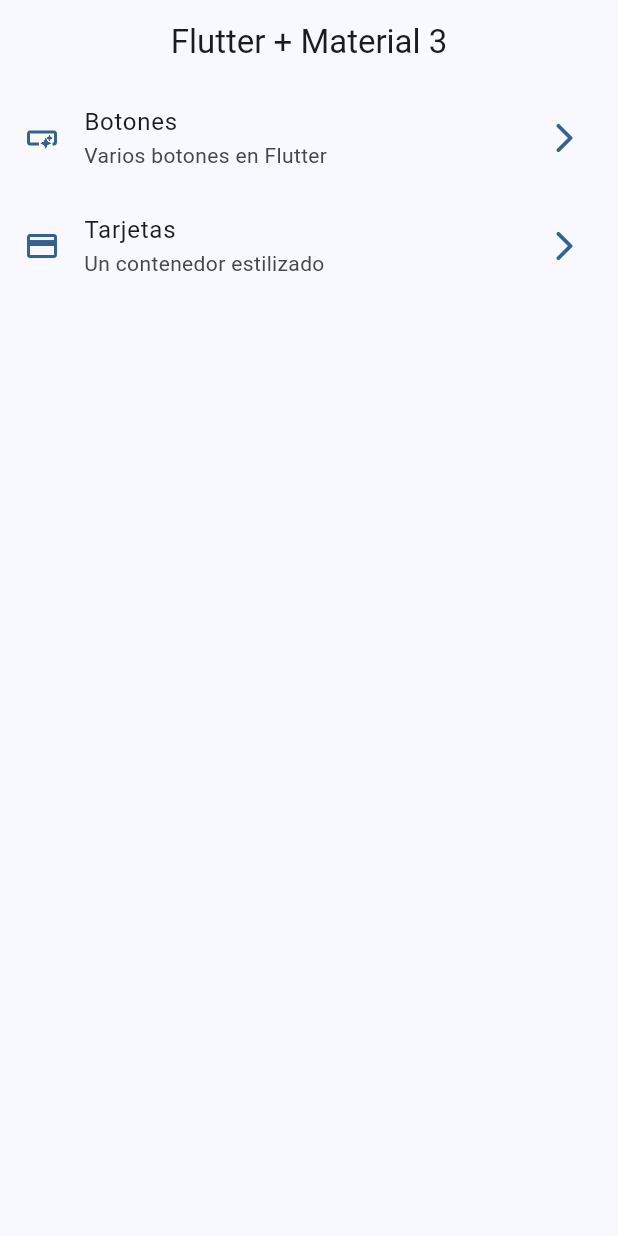
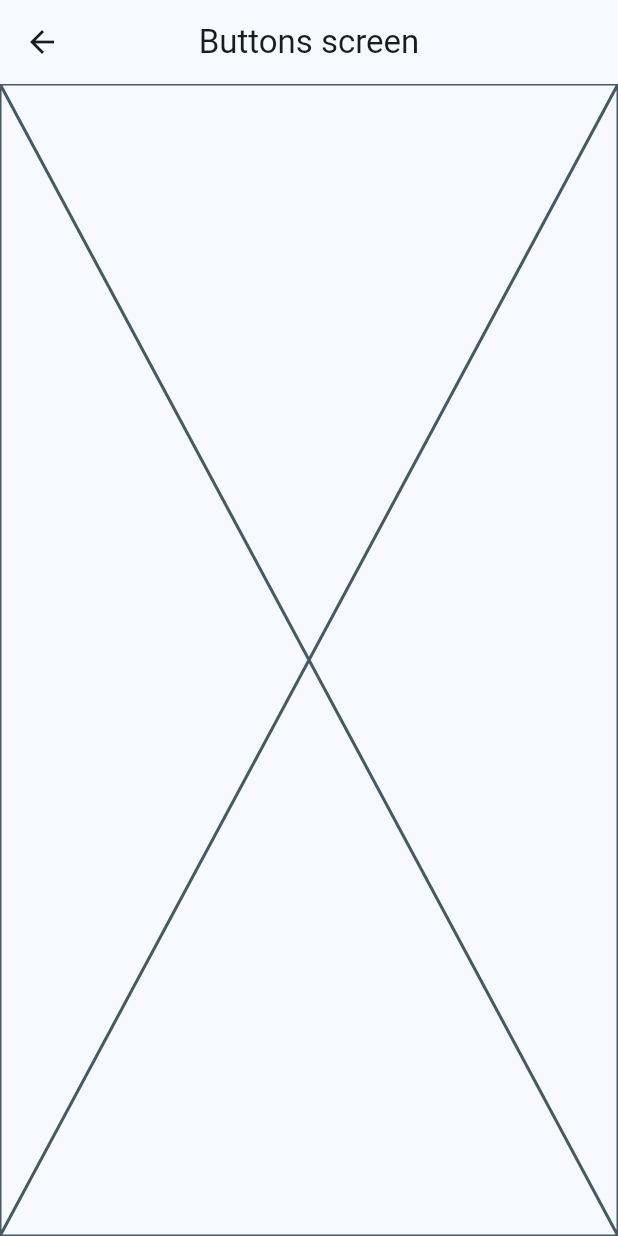
Before and after one commit to psuar92/widgets_app, a Flutter app: the screen it shows after launch, after a tap on "Botones", on a phone screen of 412 x 824 dp. Run offline on Flutter 3.47's test engine with Material 3 defaults, Android fonts, the phone set to English and light mode, and no system bars.

```diff
--- a/lib/config/menu/menu_items.dart
+++ b/lib/config/menu/menu_items.dart
@@ -23,6 +23,6 @@ const appMenuItems = <MenuItem>[
   MenuItem(
       title: 'Tarjetas',
       subTitle: 'Un contenedor estilizado',
-      link: '/card',
+      link: '/cards',
       icon: Icons.credit_card),
 ];
--- a/lib/main.dart
+++ b/lib/main.dart
@@ -1,5 +1,7 @@
 import 'package:flutter/material.dart';
 import 'package:widgets_app/config/theme/app_theme.dart';
+import 'package:widgets_app/presentation/screens/buttons/buttons_screen.dart';
+import 'package:widgets_app/presentation/screens/cards/cards_screen.dart';
 import 'package:widgets_app/presentation/screens/home/home_screen.dart';
 
 void main() {
@@ -15,6 +17,10 @@ class MainApp extends StatelessWidget {
       debugShowCheckedModeBanner: false,
       theme: AppTheme(selectedColor: 0).getTheme(),
       home: const HomeScreen(),
+      routes: {
+        '/buttons': (context) => const ButtonsScreen(),
+        '/cards': (context) => const CardsScreen(),
+      },
     );
   }
 }
--- /dev/null
+++ b/lib/presentation/screens/buttons/buttons_screen.dart
@@ -0,0 +1,15 @@
+import 'package:flutter/material.dart';
+
+class ButtonsScreen extends StatelessWidget {
+  const ButtonsScreen({super.key});
+
+  @override
+  Widget build(BuildContext context) {
+    return Scaffold(
+      appBar: AppBar(
+        title: const Text('Buttons screen'),
+      ),
+      body: const Placeholder(),
+    );
+  }
+}
--- a/lib/presentation/screens/home/home_screen.dart
+++ b/lib/presentation/screens/home/home_screen.dart
@@ -1,5 +1,6 @@
 import 'package:flutter/material.dart';
 import 'package:widgets_app/config/menu/menu_items.dart';
+import 'package:widgets_app/presentation/screens/buttons/buttons_screen.dart';
 
 class HomeScreen extends StatelessWidget {
   const HomeScreen({super.key});
@@ -47,7 +48,13 @@ class _CustomListTile extends StatelessWidget {
       title: Text(menuItem.title),
       subtitle: Text(menuItem.subTitle),
       onTap: () {
-        // TODO: Navigate to other screen
+        // Navigator.of(context).push(
+        //   MaterialPageRoute(
+        //     builder: (context) => const ButtonsScreen(),
+        //   ),
+        // );
+
+        Navigator.pushNamed(context, menuItem.link);
       },
     );
   }
```
Also changed, not shown: lib/presentation/screens/cards/cards_screen.dart (added, +15 -0 lines).
